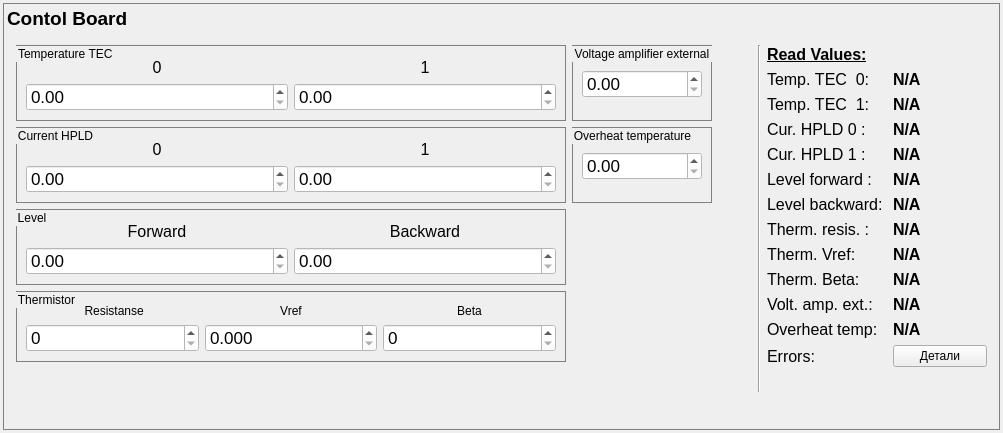
Before: the Qt Designer form cb_panel.ui in bulkanul/EVO_YFL_1064_GUI_coherent2, drawn with Qt 5.
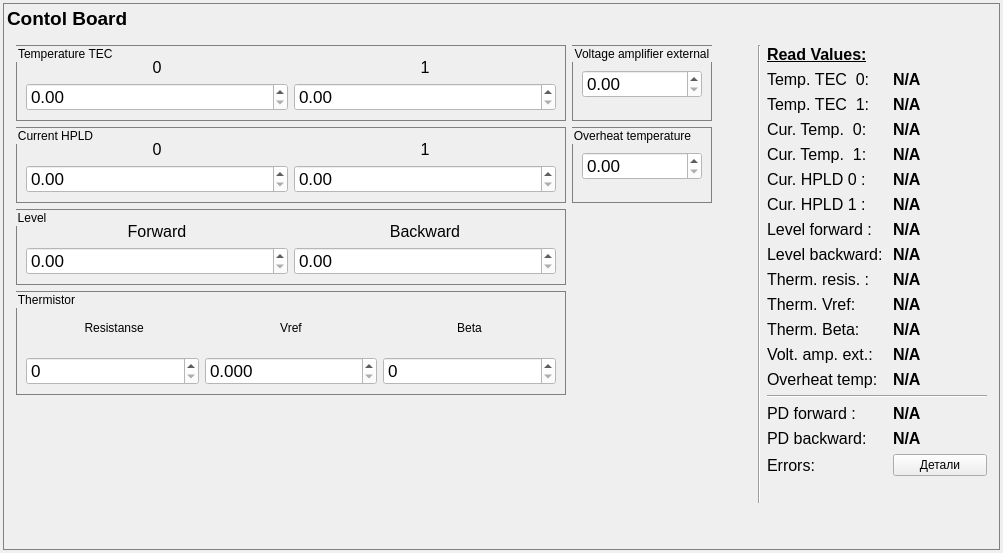
After: the same form once the commit is applied.

```diff
--- a/cb_panel.ui
+++ b/cb_panel.ui
@@ -7,7 +7,7 @@
     <x>0</x>
     <y>0</y>
     <width>1003</width>
-    <height>433</height>
+    <height>553</height>
    </rect>
   </property>
   <property name="windowTitle">
@@ -887,6 +887,106 @@
               </widget>
              </item>
              <item row="2" column="0">
+              <widget class="QLabel" name="label_50">
+               <property name="minimumSize">
+                <size>
+                 <width>120</width>
+                 <height>0</height>
+                </size>
+               </property>
+               <property name="maximumSize">
+                <size>
+                 <width>120</width>
+                 <height>16777215</height>
+                </size>
+               </property>
+               <property name="font">
+                <font>
+                 <family>Arial</family>
+                 <pointsize>12</pointsize>
+                </font>
+               </property>
+               <property name="text">
+                <string>Cur. Temp.  0:</string>
+               </property>
+              </widget>
+             </item>
+             <item row="2" column="1">
+              <widget class="QLabel" name="cur_temp_0">
+               <property name="minimumSize">
+                <size>
+                 <width>80</width>
+                 <height>0</height>
+                </size>
+               </property>
+               <property name="maximumSize">
+                <size>
+                 <width>80</width>
+                 <height>16777215</height>
+                </size>
+               </property>
+               <property name="font">
+                <font>
+                 <pointsize>12</pointsize>
+                 <bold>true</bold>
+                </font>
+               </property>
+               <property name="text">
+                <string>N/A</string>
+               </property>
+              </widget>
+             </item>
+             <item row="3" column="0">
+              <widget class="QLabel" name="label_56">
+               <property name="minimumSize">
+                <size>
+                 <width>120</width>
+                 <height>0</height>
+                </size>
+               </property>
+               <property name="maximumSize">
+                <size>
+                 <width>120</width>
+                 <height>16777215</height>
+                </size>
+               </property>
+               <property name="font">
+                <font>
+                 <family>Arial</family>
+                 <pointsize>12</pointsize>
+                </font>
+               </property>
+               <property name="text">
+                <string>Cur. Temp.  1:</string>
+               </property>
+              </widget>
+             </item>
+             <item row="3" column="1">
+              <widget class="QLabel" name="cur_temp_1">
+               <property name="minimumSize">
+                <size>
+                 <width>80</width>
+                 <height>0</height>
+                </size>
+               </property>
+               <property name="maximumSize">
+                <size>
+                 <width>80</width>
+                 <height>16777215</height>
+                </size>
+               </property>
+               <property name="font">
+                <font>
+                 <pointsize>12</pointsize>
+                 <bold>true</bold>
+                </font>
+               </property>
+               <property name="text">
+                <string>N/A</string>
+               </property>
+              </widget>
+             </item>
+             <item row="4" column="0">
               <widget class="QLabel" name="label_35">
                <property name="minimumSize">
                 <size>
@@ -911,7 +1011,7 @@
                </property>
               </widget>
              </item>
-             <item row="2" column="1">
+             <item row="4" column="1">
               <widget class="QLabel" name="hpld_curr_label_0">
                <property name="minimumSize">
                 <size>
@@ -936,7 +1036,7 @@
                </property>
               </widget>
              </item>
-             <item row="3" column="0">
+             <item row="5" column="0">
               <widget class="QLabel" name="label_36">
                <property name="minimumSize">
                 <size>
@@ -961,7 +1061,7 @@
                </property>
               </widget>
              </item>
-             <item row="3" column="1">
+             <item row="5" column="1">
               <widget class="QLabel" name="hpld_curr_label_1">
                <property name="minimumSize">
                 <size>
@@ -986,7 +1086,7 @@
                </property>
               </widget>
              </item>
-             <item row="4" column="0">
+             <item row="6" column="0">
               <widget class="QLabel" name="label_38">
                <property name="minimumSize">
                 <size>
@@ -1011,7 +1111,7 @@
                </property>
               </widget>
              </item>
-             <item row="4" column="1">
+             <item row="6" column="1">
               <widget class="QLabel" name="forward_treashold_label">
                <property name="minimumSize">
                 <size>
@@ -1036,7 +1136,7 @@
                </property>
               </widget>
              </item>
-             <item row="5" column="0">
+             <item row="7" column="0">
               <widget class="QLabel" name="label_39">
                <property name="minimumSize">
                 <size>
@@ -1061,7 +1161,7 @@
                </property>
               </widget>
              </item>
-             <item row="5" column="1">
+             <item row="7" column="1">
               <widget class="QLabel" name="backward_treashold_label">
                <property name="minimumSize">
                 <size>
@@ -1086,7 +1186,7 @@
                </property>
               </widget>
              </item>
-             <item row="6" column="0">
+             <item row="8" column="0">
               <widget class="QLabel" name="label_52">
                <property name="minimumSize">
                 <size>
@@ -1111,7 +1211,7 @@
                </property>
               </widget>
              </item>
-             <item row="6" column="1">
+             <item row="8" column="1">
               <widget class="QLabel" name="therm_resis_label">
                <property name="minimumSize">
                 <size>
@@ -1136,7 +1236,7 @@
                </property>
               </widget>
              </item>
-             <item row="7" column="0">
+             <item row="9" column="0">
               <widget class="QLabel" name="label_54">
                <property name="minimumSize">
                 <size>
@@ -1161,7 +1261,7 @@
                </property>
               </widget>
              </item>
-             <item row="7" column="1">
+             <item row="9" column="1">
               <widget class="QLabel" name="therm_vref_label">
                <property name="minimumSize">
                 <size>
@@ -1186,7 +1286,7 @@
                </property>
               </widget>
              </item>
-             <item row="8" column="0">
+             <item row="10" column="0">
               <widget class="QLabel" name="label_53">
                <property name="minimumSize">
                 <size>
@@ -1211,7 +1311,7 @@
                </property>
               </widget>
              </item>
-             <item row="8" column="1">
+             <item row="10" column="1">
               <widget class="QLabel" name="therm_beta_label">
                <property name="minimumSize">
                 <size>
@@ -1236,7 +1336,7 @@
                </property>
               </widget>
              </item>
-             <item row="9" column="0">
+             <item row="11" column="0">
               <widget class="QLabel" name="label_51">
                <property name="minimumSize">
                 <size>
@@ -1261,7 +1361,7 @@
                </property>
               </widget>
              </item>
-             <item row="9" column="1">
+             <item row="11" column="1">
               <widget class="QLabel" name="volt_amp_ext_label">
                <property name="minimumSize">
                 <size>
@@ -1286,7 +1386,7 @@
                </property>
               </widget>
              </item>
-             <item row="10" column="0">
+             <item row="12" column="0">
               <widget class="QLabel" name="label_55">
                <property name="minimumSize">
                 <size>
@@ -1311,7 +1411,7 @@
                </property>
               </widget>
              </item>
-             <item row="10" column="1">
+             <item row="12" column="1">
               <widget class="QLabel" name="over_temp_label">
                <property name="minimumSize">
                 <size>
@@ -1336,14 +1436,107 @@
                </property>
               </widget>
              </item>
-             <item row="11" column="1">
-              <widget class="QPushButton" name="button_error">
+             <item row="14" column="0">
+              <widget class="QLabel" name="label_40">
+               <property name="minimumSize">
+                <size>
+                 <width>120</width>
+                 <height>0</height>
+                </size>
+               </property>
+               <property name="maximumSize">
+                <size>
+                 <width>120</width>
+                 <height>16777215</height>
+                </size>
+               </property>
+               <property name="font">
+                <font>
+                 <family>Arial</family>
+                 <pointsize>12</pointsize>
+                </font>
+               </property>
                <property name="text">
-                <string>Детали</string>
+                <string>PD forward :</string>
                </property>
               </widget>
              </item>
-             <item row="11" column="0">
+             <item row="14" column="1">
+              <widget class="QLabel" name="pd_forward">
+               <property name="minimumSize">
+                <size>
+                 <width>80</width>
+                 <height>0</height>
+                </size>
+               </property>
+               <property name="maximumSize">
+                <size>
+                 <width>80</width>
+                 <height>16777215</height>
+                </size>
+               </property>
+               <property name="font">
+                <font>
+                 <pointsize>12</pointsize>
+                 <bold>true</bold>
+                </font>
+               </property>
+               <property name="text">
+                <string>N/A</string>
+               </property>
+              </widget>
+             </item>
+             <item row="15" column="0">
+              <widget class="QLabel" name="label_41">
+               <property name="minimumSize">
+                <size>
+                 <width>120</width>
+                 <height>0</height>
+                </size>
+               </property>
+               <property name="maximumSize">
+                <size>
+                 <width>120</width>
+                 <height>16777215</height>
+                </size>
+               </property>
+               <property name="font">
+                <font>
+                 <family>Arial</family>
+                 <pointsize>12</pointsize>
+                </font>
+               </property>
+               <property name="text">
+                <string>PD backward:</string>
+               </property>
+              </widget>
+             </item>
+             <item row="15" column="1">
+              <widget class="QLabel" name="pd_backward">
+               <property name="minimumSize">
+                <size>
+                 <width>80</width>
+                 <height>0</height>
+                </size>
+               </property>
+               <property name="maximumSize">
+                <size>
+                 <width>80</width>
+                 <height>16777215</height>
+                </size>
+               </property>
+               <property name="font">
+                <font>
+                 <pointsize>12</pointsize>
+                 <bold>true</bold>
+                </font>
+               </property>
+               <property name="text">
+                <string>N/A</string>
+               </property>
+              </widget>
+             </item>
+             <item row="16" column="0">
               <widget class="QLabel" name="label_error">
                <property name="minimumSize">
                 <size>
@@ -1368,6 +1561,26 @@
                </property>
               </widget>
              </item>
+             <item row="16" column="1">
+              <widget class="QPushButton" name="button_error">
+               <property name="text">
+                <string>Детали</string>
+               </property>
+              </widget>
+             </item>
+             <item row="13" column="0" colspan="2">
+              <widget class="Line" name="line_2">
+               <property name="minimumSize">
+                <size>
+                 <width>40</width>
+                 <height>0</height>
+                </size>
+               </property>
+               <property name="orientation">
+                <enum>Qt::Orientation::Horizontal</enum>
+               </property>
+              </widget>
+             </item>
             </layout>
            </item>
            <item>
```
Left out of the diff: 76 changed lines with no effect on the pictures.
